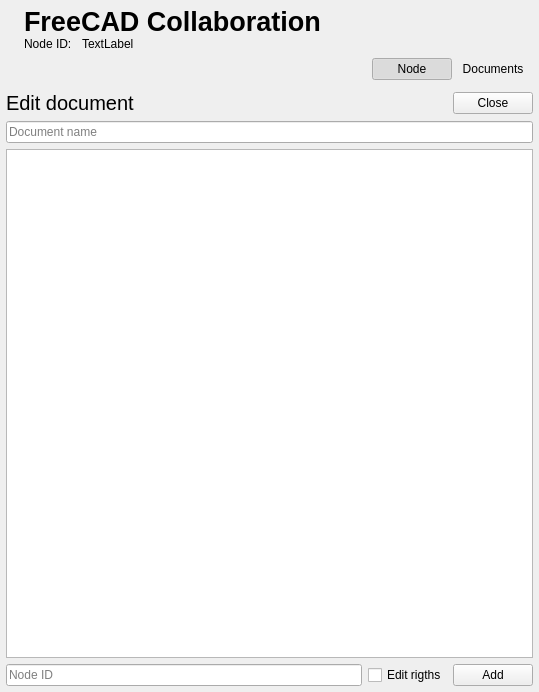
The window that Resources/Ui/Controls.ui (OpenCollaborationPlatform/CollaborativeFC) describes before a commit, drawn with Qt 5.
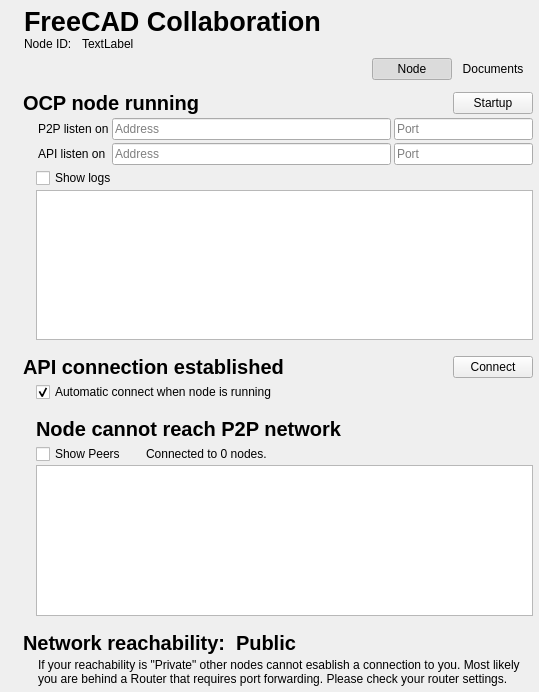
The same window after the commit. The open tabs and pages were chosen to show the change. Icons and pictures are not drawn.

```diff
--- a/Resources/Ui/Controls.ui
+++ b/Resources/Ui/Controls.ui
@@ -774,86 +774,6 @@
        </item>
       </layout>
      </widget>
-     <widget class="QWidget" name="docEdit">
-      <layout class="QVBoxLayout" name="verticalLayout_12">
-       <property name="leftMargin">
-        <number>0</number>
-       </property>
-       <property name="topMargin">
-        <number>0</number>
-       </property>
-       <property name="rightMargin">
-        <number>0</number>
-       </property>
-       <property name="bottomMargin">
-        <number>0</number>
-       </property>
-       <item>
-        <layout class="QHBoxLayout" name="horizontalLayout_10">
-         <item>
-          <widget class="QLabel" name="label_2">
-           <property name="sizePolicy">
-            <sizepolicy hsizetype="Expanding" vsizetype="Preferred">
-             <horstretch>0</horstretch>
-             <verstretch>0</verstretch>
-            </sizepolicy>
-           </property>
-           <property name="font">
-            <font>
-             <pointsize>15</pointsize>
-            </font>
-           </property>
-           <property name="text">
-            <string>Edit document</string>
-           </property>
-          </widget>
-         </item>
-         <item>
-          <widget class="QPushButton" name="docEditCloseButton">
-           <property name="text">
-            <string>Close</string>
-           </property>
-          </widget>
-         </item>
-        </layout>
-       </item>
-       <item>
-        <widget class="QLineEdit" name="docNameInput">
-         <property name="placeholderText">
-          <string>Document name</string>
-         </property>
-        </widget>
-       </item>
-       <item>
-        <widget class="QListView" name="docPeerView"/>
-       </item>
-       <item>
-        <layout class="QHBoxLayout" name="horizontalLayout_11">
-         <item>
-          <widget class="QLineEdit" name="nodeIdInput">
-           <property name="placeholderText">
-            <string>Node ID</string>
-           </property>
-          </widget>
-         </item>
-         <item>
-          <widget class="QCheckBox" name="editRigthsInput">
-           <property name="text">
-            <string>Edit rigths</string>
-           </property>
-          </widget>
-         </item>
-         <item>
-          <widget class="QPushButton" name="nodeAddButton">
-           <property name="text">
-            <string>Add</string>
-           </property>
-          </widget>
-         </item>
-        </layout>
-       </item>
-      </layout>
-     </widget>
     </widget>
    </item>
   </layout>
```
